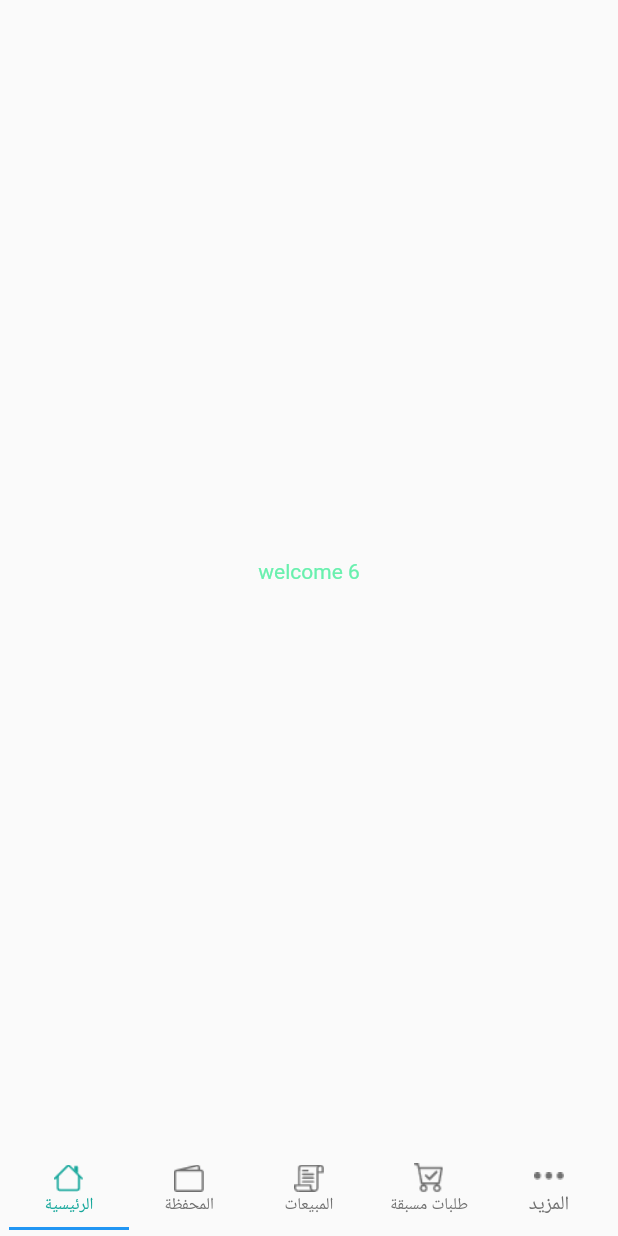
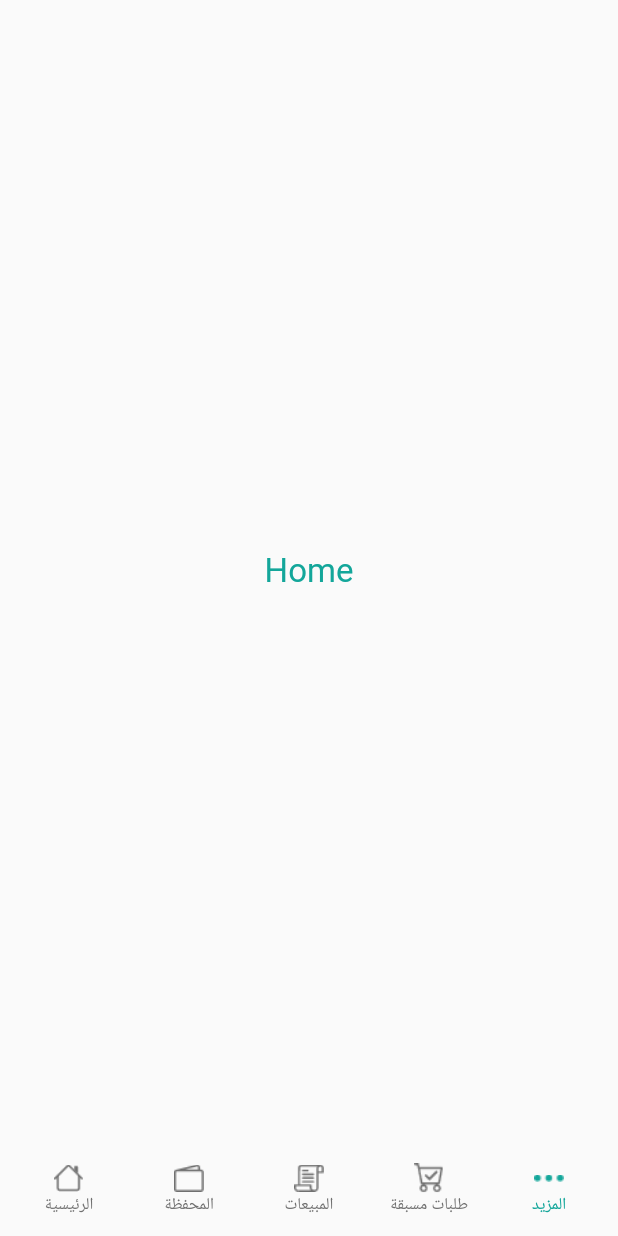
Before and after one commit to mohamed-yahia-mahmoud/yahia_new-design, a Flutter app: the screen it shows after launch, on a phone screen of 412 x 824 dp. Run offline on Flutter 3.47's test engine with Material 2 defaults, Android fonts, the phone set to English and light mode, and no system bars; our stand-ins replace get.

Commit message:
modify tabpar

```diff
--- /dev/null
+++ b/lib/ui/bottom_bar_screens/HomeScreen.dart
@@ -0,0 +1,27 @@
+import 'dart:io';
+
+
+import 'package:flutter/cupertino.dart';
+import 'package:flutter/material.dart';
+
+import '../../shared/app_colors.dart';
+
+
+class HomeScreen extends StatefulWidget {
+  @override
+  _HomeScreenState createState() => _HomeScreenState();
+}
+
+class _HomeScreenState extends State<HomeScreen> {
+  @override
+  void initState() {
+    super.initState();
+  }
+
+  @override
+  Widget build(BuildContext context) {
+    return const Scaffold(
+      body: Center(child: Text("Home",style: TextStyle(fontSize: 22,color: AppColors.selectedTab),),),
+    ) ;
+  }
+}
--- a/lib/ui/bottom_bar_screens/rewards_bottom_bar_screen.dart
+++ /dev/null
@@ -1,25 +0,0 @@
-import 'dart:io';
-
-
-import 'package:flutter/cupertino.dart';
-import 'package:flutter/material.dart';
-
-
-class RewardsBottomBarScreen extends StatefulWidget {
-  @override
-  _RewardsBottomBarScreenState createState() => _RewardsBottomBarScreenState();
-}
-
-class _RewardsBottomBarScreenState extends State<RewardsBottomBarScreen> {
-  @override
-  void initState() {
-    super.initState();
-  }
-
-  @override
-  Widget build(BuildContext context) {
-    return const Scaffold(
-      body: Center(child: Text("welcome 6",style: TextStyle(fontSize: 14,color: Colors.greenAccent),),),
-    ) ;
-  }
-}
--- a/lib/ui/home_page/controller/home_navigation_controller.dart
+++ b/lib/ui/home_page/controller/home_navigation_controller.dart
@@ -12,21 +12,14 @@ class HomeNavController extends GetxController with GetTickerProviderStateMixin
     tabIndex = index;
     update();
   }
+  var pageController = PageController().obs;
+  late TabController tabController;
 
-  bool showChat=true;
-  bool showWallet=true;
-
-  var pageController = PageController().obs;
-  var animateController;
-   RxList stories =  [].obs;
-   late TabController tabController;
   @override
   void onInit() async{
-
     // TODO: implement onInit
-
     super.onInit();
-    animateController = AnimationController(vsync: this).obs;
+    changeTabIndex(0);
     tabController = TabController(length: 3, vsync: this);
 
   }
--- a/lib/ui/home_page/view/Home.dart
+++ b/lib/ui/home_page/view/Home.dart
@@ -1,8 +1,13 @@
 import 'dart:ui';
 import 'package:flutter/material.dart';
 import 'package:get/get.dart';
+import 'package:yahia_new_task/ui/bottom_bar_screens/More.dart';
+import 'package:yahia_new_task/ui/bottom_bar_screens/Orders.dart';
+import 'package:yahia_new_task/ui/bottom_bar_screens/Sales.dart';
+import 'package:yahia_new_task/ui/bottom_bar_screens/Wallet.dart';
+import 'package:yahia_new_task/ui/home_page/widgets/customTab.dart';
 import '../../../shared/app_colors.dart';
-import '../../bottom_bar_screens/rewards_bottom_bar_screen.dart';
+import '../../bottom_bar_screens/HomeScreen.dart';
 import '../controller/home_navigation_controller.dart';
 //=========================================================================================
 
@@ -29,9 +34,9 @@ class Home extends StatelessWidget {
         builder: (controller)=>DefaultTabController(
           length: 5,
           child: Scaffold(
-            //key: controller.scaffoldKey,
-            resizeToAvoidBottomInset:false,
+             resizeToAvoidBottomInset:false,
             backgroundColor: Colors.transparent,
+
             bottomNavigationBar: Material(
               child: TabBar(
                   unselectedLabelColor: AppColors.unseletabColor,
@@ -42,59 +47,25 @@ class Home extends StatelessWidget {
                   padding: const EdgeInsets.only(left: 6.0,right: 6.0,top: 6.0,bottom: 4.0),
                   labelPadding:
                   const EdgeInsets.only(left: 8.0, right: 8.0),
-                  indicatorPadding: const EdgeInsets.only(top:-2.0),
+                  indicatorColor: Colors.transparent,
 
                   tabs:   [
-                    Tab(
-                      height: 50.0,
-                      iconMargin: EdgeInsets.zero,
-                      icon: ImageIcon(const AssetImage(
-                        'assets/icons/house.png',),size: 20,color:  controller.tabIndex==0?AppColors.selectedTab:AppColors.unseletabColor,),
-                      child: Align(
-                        alignment: Alignment.center,
-                        child: Text("الرئيسية",style: TextStyle(fontSize: 11,fontWeight: FontWeight.normal,color: controller.tabIndex==0?AppColors.selectedTab:AppColors.unseletabColor,),),
-                      ),
-                    ),
-                      Tab(
-                      height: 50.0,
-                      iconMargin: EdgeInsets.zero,
-                      icon: ImageIcon(const AssetImage(
-                        'assets/icons/wallet2.png',),size: 20,color: controller.tabIndex==1?AppColors.selectedTab:AppColors.unseletabColor,),
-                      child:   Align(
-                        alignment: Alignment.center,
-                        child: Text("المحفظة",style: TextStyle(fontSize: 11,fontWeight: FontWeight.normal,color: controller.tabIndex==1?AppColors.selectedTab:AppColors.unseletabColor,),),
-                      ),
-                    ),
-                      Tab(
-                      height: 50.0,
-                      iconMargin: EdgeInsets.zero,
-                      icon: ImageIcon(const AssetImage(
-                        'assets/icons/selling.png',),size: 20,color: controller.tabIndex==2?AppColors.selectedTab:AppColors.unseletabColor,),
-                      child: Align(
-                        alignment: Alignment.center,
-                        child:   Text("المبيعات",style: TextStyle(fontSize: 11,fontWeight: FontWeight.normal,color:controller.tabIndex==2?AppColors.selectedTab:AppColors.unseletabColor,),),
-                      ),
-                    ),
-                      Tab(
-                      height: 50.0,
-                      iconMargin: EdgeInsets.zero,
-                      icon:   ImageIcon(const AssetImage(
-                        'assets/icons/cart-check.png',),size: 20,color: controller.tabIndex==3?AppColors.selectedTab:AppColors.unseletabColor,),
-                      child:   Align(
-                        alignment: Alignment.bottomCenter,
-                        child: Text("طلبات مسبقة",style:   TextStyle(fontSize: 11,fontWeight: FontWeight.normal,color: controller.tabIndex==3?AppColors.selectedTab:AppColors.unseletabColor,),),
-                      ),
-                    ),
-                      Tab(
-                      height: 50.0,
-                      iconMargin: EdgeInsets.zero,
-                      icon: ImageIcon(const AssetImage(
-                        'assets/icons/three-dots.png',),size: 20,color: controller.tabIndex==4?AppColors.selectedTab:AppColors.unseletabColor,),
-                      child: Align(
-                        alignment: Alignment.center,
-                        child:   Text("المزيد",style: TextStyle(fontSize: 13,fontWeight: FontWeight.normal,color: controller.tabIndex==4?AppColors.selectedTab:AppColors.unseletabColor,),),
-                      ),
-                    ),
+
+
+
+
+
+                    CustomTab('house.png', controller.tabIndex==4?AppColors.selectedTab:AppColors.unseletabColor, 'الرئيسية'),
+
+                    CustomTab('wallet2.png', controller.tabIndex==3?AppColors.selectedTab:AppColors.unseletabColor, 'المحفظة'),
+
+                    CustomTab('selling.png', controller.tabIndex==2?AppColors.selectedTab:AppColors.unseletabColor, 'المبيعات'),
+
+                    CustomTab('cart-check.png', controller.tabIndex==1?AppColors.selectedTab:AppColors.unseletabColor, 'طلبات مسبقة'),
+
+                    CustomTab('three-dots.png', controller.tabIndex==0?AppColors.selectedTab:AppColors.unseletabColor, 'المزيد'),
+
+
                   ]),
 
             ),
@@ -102,11 +73,13 @@ class Home extends StatelessWidget {
               top: false,
               child: TabBarView(
                   children: [
-                    RewardsBottomBarScreen(),
-                    RewardsBottomBarScreen() ,
-                    RewardsBottomBarScreen(),
-                    RewardsBottomBarScreen() ,
-                    RewardsBottomBarScreen()
+
+                    HomeScreen(),
+                    Wallet() ,
+                    Sales(),
+                    Orders() ,
+                    More(),
+
                   ]),
             ),
           ),
--- /dev/null
+++ b/lib/ui/home_page/widgets/customTab.dart
@@ -0,0 +1,23 @@
+import 'package:flutter/material.dart';
+class CustomTab extends StatelessWidget {
+  String icon;
+  Color tabColor;
+  String tabName;
+
+
+  CustomTab(this.icon, this.tabColor, this.tabName);
+
+  @override
+  Widget build(BuildContext context) {
+    return  Tab(
+      height: 50.0,
+      iconMargin: EdgeInsets.zero,
+      icon: ImageIcon(  AssetImage(
+        'assets/icons/$icon',),size: 20,color:tabColor,),
+      child: Align(
+        alignment: Alignment.center,
+        child: Text(tabName,style: TextStyle(fontSize: 11,fontWeight: FontWeight.normal,color: tabColor,),),
+      ),
+    );
+  }
+}
```
Also changed, not shown: lib/ui/bottom_bar_screens/More.dart (added, +29 -0 lines), lib/ui/bottom_bar_screens/MyRewardsBottomBarScreen.dart (deleted, +0 -22 lines), lib/ui/bottom_bar_screens/Orders.dart (added, +27 -0 lines), lib/ui/bottom_bar_screens/Sales.dart (renamed from lib/ui/bottom_bar_screens/search_bottom_bar_screen.dart, +7 -6 lines), lib/ui/bottom_bar_screens/Wallet.dart (added, +24 -0 lines), lib/ui/bottom_bar_screens/chat_bottom_bar_screen.dart (deleted, +0 -161 lines), lib/ui/bottom_bar_screens/favorite_bottom_bar_screen.dart (deleted, +0 -25 lines), lib/ui/bottom_bar_screens/myTrips_bottom_bar_screen.dart (deleted, +0 -27 lines), lib/ui/bottom_bar_screens/profile_bottom_bar_screen.dart (deleted, +0 -25 lines).
